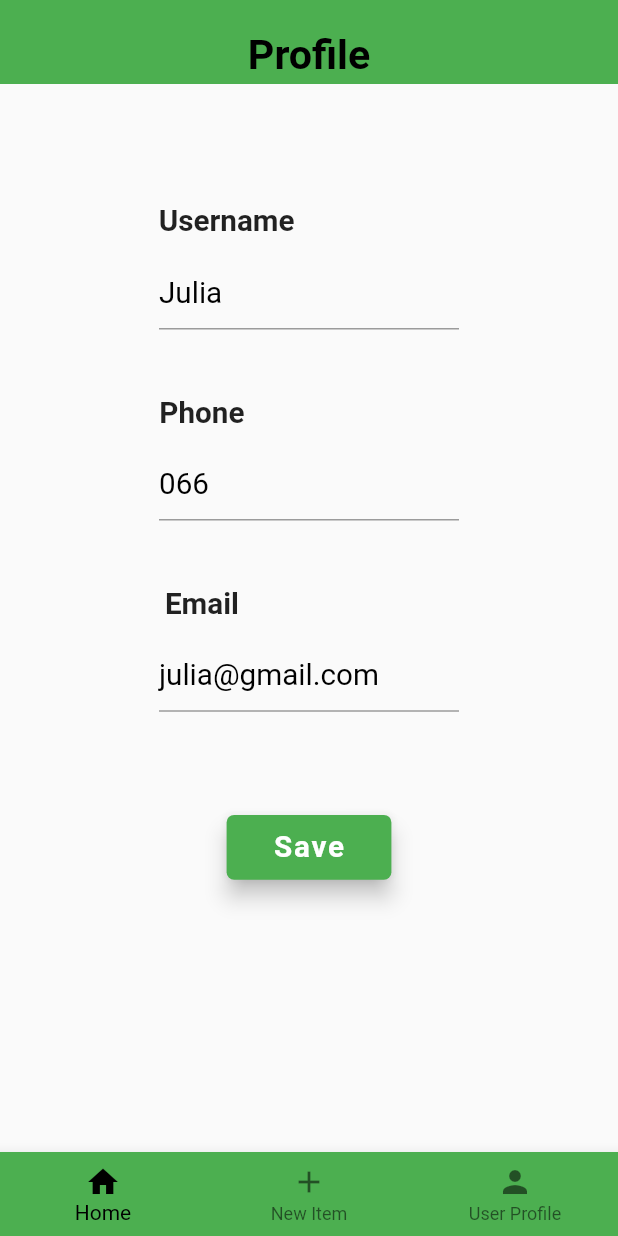
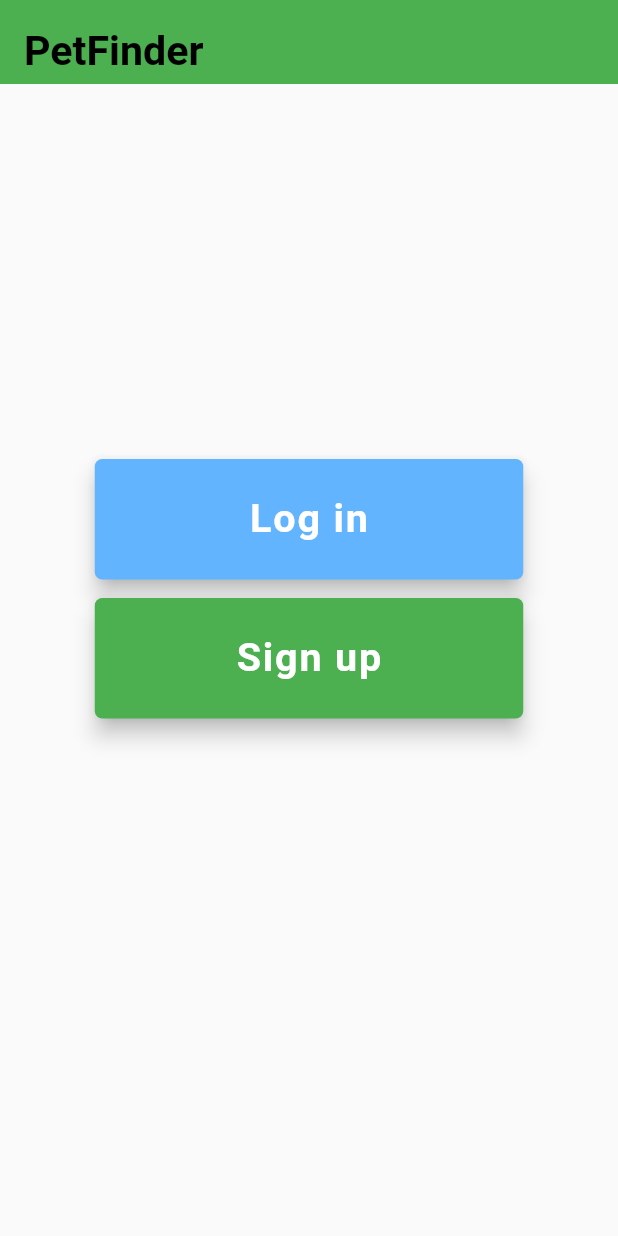
Before and after one commit to sophiakravchuk/PetFinder, a Flutter app: the screen it shows after launch, on a phone screen of 412 x 824 dp. Run offline on Flutter 3.47's test engine with Material 2 defaults, Android fonts, the light colour scheme and no system bars; our stand-ins replace dio, equatable, flutter_bloc, flutter_screenutil.

Commit message:
auth_start

```diff
--- /dev/null
+++ b/lib/blocs/authlogin_bloc/authlogin_event.dart
@@ -0,0 +1,10 @@
+import 'package:equatable/equatable.dart';
+
+abstract class AuthLogInEvent extends Equatable {
+  const AuthLogInEvent();
+
+  @override
+  List<Object> get props => [];
+}
+
+class AuthLogInEnter extends AuthLogInEvent {}
--- /dev/null
+++ b/lib/blocs/authlogin_bloc/authlogin_state.dart
@@ -0,0 +1,28 @@
+import 'package:equatable/equatable.dart';
+
+abstract class AuthLogInState extends Equatable {
+  const AuthLogInState();
+
+  @override
+  List<Object> get props => [];
+}
+
+class AuthLogInInitial extends AuthLogInState {}
+
+class AuthLogInEntered extends AuthLogInState {
+  final String username;
+  final String phoneNumber;
+  final String mail;
+
+  AuthLogInEntered({this.username, this.phoneNumber, this.mail});
+
+  AuthLogInEntered copyWith({String username, String phoneNumber, String mail}) {
+    return AuthLogInEntered(
+        username: username ?? this.username,
+        phoneNumber: phoneNumber ?? this.phoneNumber,
+        mail: mail ?? this.mail);
+  }
+
+  @override
+  List<Object> get props => [username, phoneNumber, mail];
+}
--- /dev/null
+++ b/lib/blocs/authsingup_bloc/authsingup_event.dart
@@ -0,0 +1,10 @@
+import 'package:equatable/equatable.dart';
+
+abstract class AuthSingUpEvent extends Equatable {
+  const AuthSingUpEvent();
+
+  @override
+  List<Object> get props => [];
+}
+
+class AuthSingUpSave extends AuthSingUpEvent {}
--- /dev/null
+++ b/lib/blocs/authsingup_bloc/authsingup_state.dart
@@ -0,0 +1,28 @@
+import 'package:equatable/equatable.dart';
+
+abstract class AuthSingUpState extends Equatable {
+  const AuthSingUpState();
+
+  @override
+  List<Object> get props => [];
+}
+
+class AuthSingUpInitial extends AuthSingUpState {}
+
+class AuthSingUpSaved extends AuthSingUpState {
+  final String username;
+  final String phoneNumber;
+  final String mail;
+
+  AuthSingUpSaved({this.username, this.phoneNumber, this.mail});
+
+  AuthSingUpSaved copyWith({String username, String phoneNumber, String mail}) {
+    return AuthSingUpSaved(
+        username: username ?? this.username,
+        phoneNumber: phoneNumber ?? this.phoneNumber,
+        mail: mail ?? this.mail);
+  }
+
+  @override
+  List<Object> get props => [username, phoneNumber, mail];
+}
--- a/lib/main.dart
+++ b/lib/main.dart
@@ -1,11 +1,15 @@
 import 'package:flutter/material.dart';
 import 'package:flutter_bloc/flutter_bloc.dart';
+
 import 'package:lost_animal/screens/personal_info/profile_screen.dart';
 import 'package:lost_animal/widgets/tabsbar.dart';
+import 'package:lost_animal/screens/auth/starting_page.dart';
 
 import 'blocs/advert/advert_bloc.dart';
 import 'blocs/advert/advert_state.dart';
 import 'blocs/pesonalInfo_bloc/personalInfo_bloc.dart';
+import 'blocs/authsingup_bloc/authsingup_bloc.dart';
+import 'blocs/authlogin_bloc/authlogin_bloc.dart';
 
 void main() {
   runApp(MyApp());
@@ -18,6 +22,8 @@ class MyApp extends StatelessWidget {
       providers: [
         BlocProvider<PersonalInfoBloc>(create: (context) => PersonalInfoBloc()),
         BlocProvider<AdvertBloc>(create: (context) => AdvertBloc()),
+        BlocProvider<AuthSingUpBloc>(create: (context) => AuthSingUpBloc()),
+        BlocProvider<AuthLogInBloc>(create: (context) => AuthLogInBloc()),
       ],
       child: MaterialApp(
         title: 'Flutter Demo',
@@ -25,7 +31,7 @@ class MyApp extends StatelessWidget {
           primarySwatch: Colors.blue,
           visualDensity: VisualDensity.adaptivePlatformDensity,
         ),
-        home: TabsBarScreen(),
+        home: StartScreen(),
         debugShowCheckedModeBanner: false,
       ),
       // ),
--- /dev/null
+++ b/lib/screens/auth/starting_page.dart
@@ -0,0 +1,128 @@
+import 'package:flutter/cupertino.dart';
+import 'package:flutter/material.dart';
+import 'package:flutter_screenutil/flutter_screenutil.dart';
+import 'package:lost_animal/screens/auth/log_in_page.dart';
+import 'package:lost_animal/screens/auth/sing_up_page.dart';
+
+
+import '../../constants.dart';
+
+class StartScreen extends StatefulWidget {
+  const StartScreen({Key key}) : super(key: key);
+
+  @override
+  _StartScreenState createState() => _StartScreenState();
+}
+
+class _StartScreenState extends State<StartScreen> {
+
+  @override
+  void initState() {
+    super.initState();
+  }
+
+
+  @override
+  Widget build(BuildContext context) {
+    ScreenUtil.init(context,
+        designSize: DesignConfig.size, allowFontScaling: true);
+    return authFirstPage();
+  }
+
+  Widget authFirstPage() {
+    return Scaffold(
+        appBar: myAppBar(),
+        body: SafeArea(
+        child: Container(
+            padding: const EdgeInsets.symmetric(vertical: 250),
+        child: ListView(
+        children: [
+        Column(
+        children: [
+          logInButton(),
+          SizedBox(
+            height: 10.h,
+          ),
+          singUpButton()
+        ]
+        )
+        ],
+        )
+        ),
+        ),
+    );
+  }
+  Widget logInButton() {
+    return Container(
+      width: 260.0.w,
+      height: 65.0.h,
+      child: FloatingActionButton(
+        backgroundColor: Color(0xFF63B4FF),
+        shape: RoundedRectangleBorder(
+            borderRadius: BorderRadius.all(Radius.circular(5))),
+        child: Text(
+          'Log in',
+          style: TextStyle(
+            color: Colors.white,
+            fontWeight: FontWeight.w700,
+            fontSize: 24.sp,
+          ),
+        ),
+        onPressed: () {
+          Navigator.push(
+            context,
+            MaterialPageRoute(builder: (context) => LogInScreen())
+          );
+        },
+      ),
+    );
+  }
+
+  Widget singUpButton() {
+    return Container(
+      width: 260.0.w,
+      height: 65.0.h,
+      child: FloatingActionButton(
+        backgroundColor: Colors.green,
+        shape: RoundedRectangleBorder(
+            borderRadius: BorderRadius.all(Radius.circular(5))),
+        child: Text(
+          'Sign up',
+          style: TextStyle(
+            color: Colors.white,
+            fontWeight: FontWeight.w700,
+            fontSize: 24.sp,
+          ),
+        ),
+        onPressed: () {
+            Navigator.push(
+                context,
+                MaterialPageRoute(builder: (context) => SingUpScreen())
+            );
+        },
+      ),
+    );
+  }
+
+  Widget myAppBar() {
+    return
+      AppBar(
+        title:
+        Padding(
+          padding: EdgeInsets.only(top: 10.h),
+          child: Text(
+            'PetFinder',
+            style: TextStyle(
+              color: Colors.black,
+              fontWeight: FontWeight.bold,
+              fontSize: 25.sp,
+            ),
+          ),
+        ),
+        centerTitle: false,
+        backgroundColor: Colors.green,
+        elevation: 0,
+      );
+  }
+
+}
```
Also changed, not shown: lib/blocs/authlogin_bloc/authlogin_bloc.dart (added, +20 -0 lines), lib/blocs/authsingup_bloc/authsingup_bloc.dart (added, +20 -0 lines), lib/screens/auth/log_in_page.dart (added, +162 -0 lines), lib/screens/auth/sing_up_page.dart (added, +173 -0 lines), 1 other file.
